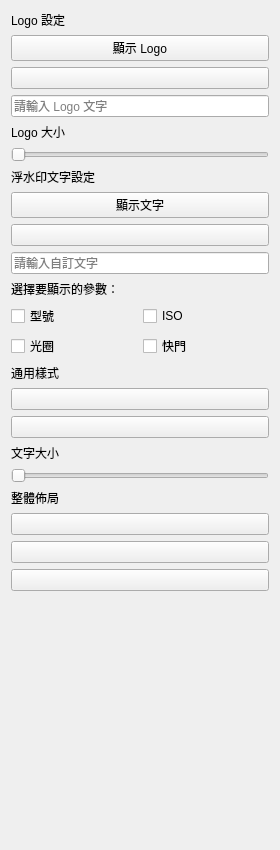
Above: ui/components/watermark_tab.ui from HuangNO1/stellar-neo before the change. Below: the same form after it.
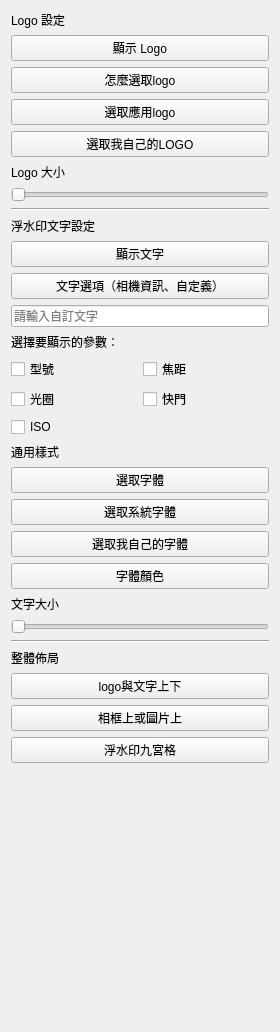
That is the form after the change. Custom widgets are drawn as their Qt base class.

Commit message: feature: 浮水印tab部份國際化&tab內容添加滾動條&asset管理新增兩個工具方法

What changed in the file:
```diff
--- a/ui/components/watermark_tab.ui
+++ b/ui/components/watermark_tab.ui
@@ -7,7 +7,7 @@
     <x>0</x>
     <y>0</y>
     <width>280</width>
-    <height>850</height>
+    <height>1032</height>
    </rect>
   </property>
   <property name="windowTitle">
@@ -33,27 +33,22 @@
    </item>
    <item>
     <widget class="ComboBox" name="logo_source_combo">
-     <item>
-      <property name="text">
-       <string>自動偵測品牌</string>
-      </property>
-     </item>
-     <item>
-      <property name="text">
-       <string>從 Logo 庫選擇</string>
-      </property>
-     </item>
-     <item>
-      <property name="text">
-       <string>自訂文字 Logo</string>
-      </property>
-     </item>
+     <property name="text">
+      <string>怎麼選取logo</string>
+     </property>
     </widget>
    </item>
    <item>
-    <widget class="LineEdit" name="logo_text_input">
-     <property name="placeholderText">
-      <string>請輸入 Logo 文字</string>
+    <widget class="ComboBox" name="logo_source_app_combo">
+     <property name="text">
+      <string>選取應用logo</string>
+     </property>
+    </widget>
+   </item>
+   <item>
+    <widget class="ComboBox" name="logo_source_my_custom_combo">
+     <property name="text">
+      <string>選取我自己的LOGO</string>
      </property>
     </widget>
    </item>
@@ -71,6 +66,13 @@
      </property>
     </widget>
    </item>
+   <item>
+    <widget class="Line" name="line">
+     <property name="orientation">
+      <enum>Qt::Orientation::Horizontal</enum>
+     </property>
+    </widget>
+   </item>
    <item>
     <widget class="SubtitleLabel" name="title_label_2">
      <property name="text">
@@ -87,16 +89,9 @@
    </item>
    <item>
     <widget class="ComboBox" name="text_source_combo">
-     <item>
-      <property name="text">
-       <string>自動偵測相機參數</string>
-      </property>
-     </item>
-     <item>
-      <property name="text">
-       <string>自訂文字</string>
-      </property>
-     </item>
+     <property name="text">
+      <string>文字選項（相機資訊、自定義）</string>
+     </property>
     </widget>
    </item>
    <item>
@@ -123,9 +118,9 @@
       </widget>
      </item>
      <item row="0" column="1">
-      <widget class="CheckBox" name="exif_iso_check">
+      <widget class="CheckBox" name="exif_f_number_check">
        <property name="text">
-        <string>ISO</string>
+        <string>焦距</string>
        </property>
       </widget>
      </item>
@@ -143,6 +138,13 @@
        </property>
       </widget>
      </item>
+     <item row="2" column="0">
+      <widget class="CheckBox" name="exif_iso_check">
+       <property name="text">
+        <string>ISO</string>
+       </property>
+      </widget>
+     </item>
     </layout>
    </item>
    <item>
@@ -157,10 +159,31 @@
      <property name="toolTip">
       <string>選擇字體</string>
      </property>
+     <property name="text">
+      <string>選取字體</string>
+     </property>
     </widget>
    </item>
    <item>
-    <widget class="ColorButton" name="font_color_button"/>
+    <widget class="ComboBox" name="font_system_combo">
+     <property name="text">
+      <string>選取系統字體</string>
+     </property>
+    </widget>
+   </item>
+   <item>
+    <widget class="ComboBox" name="font_my_custom_combo">
+     <property name="text">
+      <string>選取我自己的字體</string>
+     </property>
+    </widget>
+   </item>
+   <item>
+    <widget class="ColorButton" name="font_color_button">
+     <property name="text">
+      <string>字體顏色</string>
+     </property>
+    </widget>
    </item>
    <item>
     <widget class="BodyLabel" name="font_size_label">
@@ -176,6 +199,13 @@
      </property>
     </widget>
    </item>
+   <item>
+    <widget class="Line" name="line_2">
+     <property name="orientation">
+      <enum>Qt::Orientation::Horizontal</enum>
+     </property>
+    </widget>
+   </item>
    <item>
     <widget class="SubtitleLabel" name="title_label_4">
      <property name="text">
@@ -188,21 +218,9 @@
      <property name="toolTip">
       <string>Logo與文字的排版</string>
      </property>
-     <item>
-      <property name="text">
-       <string>Logo 在上，文字在下</string>
-      </property>
-     </item>
-     <item>
-      <property name="text">
-       <string>Logo 在下，文字在上</string>
-      </property>
-     </item>
-     <item>
-      <property name="text">
-       <string>Logo 在左，文字在右</string>
-      </property>
-     </item>
+     <property name="text">
+      <string>logo與文字上下</string>
+     </property>
     </widget>
    </item>
    <item>
@@ -210,16 +228,9 @@
      <property name="toolTip">
       <string>浮水印位置區域</string>
      </property>
-     <item>
-      <property name="text">
-       <string>在相框內</string>
-      </property>
-     </item>
-     <item>
-      <property name="text">
-       <string>在相片內</string>
-      </property>
-     </item>
+     <property name="text">
+      <string>相框上或圖片上</string>
+     </property>
     </widget>
    </item>
    <item>
@@ -227,6 +238,9 @@
      <property name="toolTip">
       <string>浮水印對齊方式</string>
      </property>
+     <property name="text">
+      <string>浮水印九宮格</string>
+     </property>
     </widget>
    </item>
    <item>
```
Left out of the diff: 2 changed lines with no effect on the pictures. The commit also changes 8 other files.
